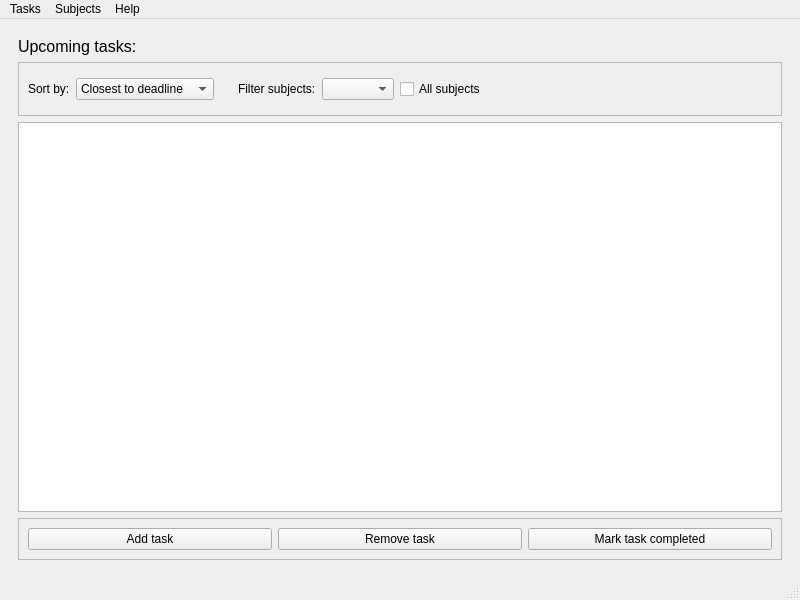
NewGuy103/task-todos, file pyside6_ui/main.ui: the form before one commit.
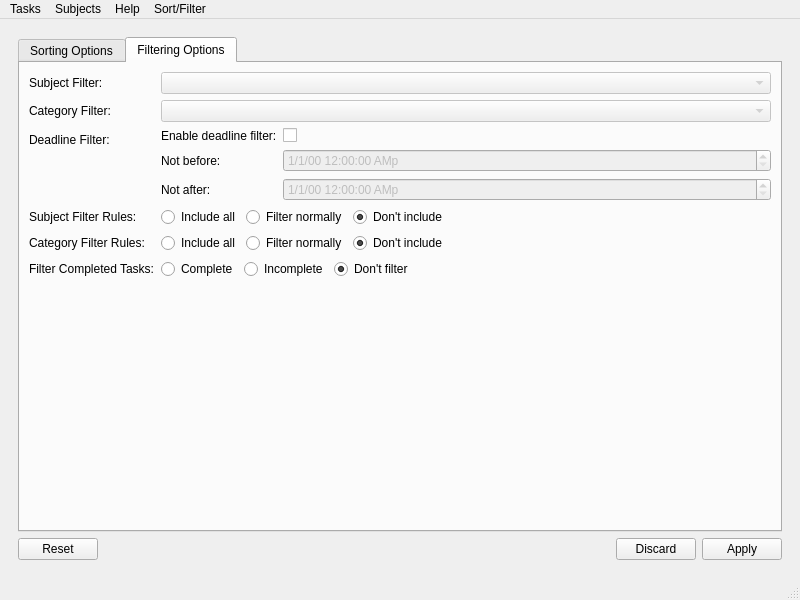
The form after the commit. Icons and pictures are not drawn.

Commit message: Improve sorting/filtering functionality and implement categories

What changed in the file:
```diff
--- a/pyside6_ui/main.ui
+++ b/pyside6_ui/main.ui
@@ -18,7 +18,7 @@
     <item>
      <widget class="QStackedWidget" name="mainStackedWidget">
       <property name="currentIndex">
-       <number>0</number>
+       <number>1</number>
       </property>
       <widget class="QWidget" name="mainPage">
        <layout class="QVBoxLayout" name="verticalLayout_2">
@@ -34,126 +34,6 @@
           </property>
          </widget>
         </item>
-        <item>
-         <widget class="QFrame" name="sortAndFilterFrame">
-          <property name="frameShape">
-           <enum>QFrame::Shape::StyledPanel</enum>
-          </property>
-          <property name="frameShadow">
-           <enum>QFrame::Shadow::Raised</enum>
-          </property>
-          <layout class="QHBoxLayout" name="horizontalLayout_2">
-           <property name="leftMargin">
-            <number>0</number>
-           </property>
-           <property name="topMargin">
-            <number>6</number>
-           </property>
-           <property name="rightMargin">
-            <number>0</number>
-           </property>
-           <property name="bottomMargin">
-            <number>6</number>
-           </property>
-           <item>
-            <widget class="QWidget" name="sortByWidget" native="true">
-             <layout class="QHBoxLayout" name="horizontalLayout_3">
-              <item>
-               <widget class="QLabel" name="sortByLabel">
-                <property name="sizePolicy">
-                 <sizepolicy hsizetype="Maximum" vsizetype="Preferred">
-                  <horstretch>0</horstretch>
-                  <verstretch>0</verstretch>
-                 </sizepolicy>
-                </property>
-                <property name="text">
-                 <string>Sort by:</string>
-                </property>
-               </widget>
-              </item>
-              <item>
-               <widget class="QComboBox" name="sortByComboBox">
-                <property name="sizePolicy">
-                 <sizepolicy hsizetype="Maximum" vsizetype="Fixed">
-                  <horstretch>0</horstretch>
-                  <verstretch>0</verstretch>
-                 </sizepolicy>
-                </property>
-                <item>
-                 <property name="text">
-                  <string>Closest to deadline</string>
-                 </property>
-                </item>
-                <item>
-                 <property name="text">
-                  <string>Farthest to deadline</string>
-                 </property>
-                </item>
-                <item>
-                 <property name="text">
-                  <string>Subjects - A-Z</string>
-                 </property>
-                </item>
-               </widget>
-              </item>
-             </layout>
-            </widget>
-           </item>
-           <item>
-            <widget class="QWidget" name="filterBySubjectWidget" native="true">
-             <layout class="QHBoxLayout" name="horizontalLayout_4">
-              <item>
-               <widget class="QLabel" name="filterBySubjectLabel">
-                <property name="sizePolicy">
-                 <sizepolicy hsizetype="Maximum" vsizetype="Preferred">
-                  <horstretch>0</horstretch>
-                  <verstretch>0</verstretch>
-                 </sizepolicy>
-                </property>
-                <property name="text">
-                 <string>Filter subjects:</string>
-                </property>
-               </widget>
-              </item>
-              <item>
-               <widget class="QComboBox" name="filterBySubjectComboBox">
-                <property name="sizePolicy">
-                 <sizepolicy hsizetype="Maximum" vsizetype="Fixed">
-                  <horstretch>0</horstretch>
-                  <verstretch>0</verstretch>
-                 </sizepolicy>
-                </property>
-                <property name="sizeAdjustPolicy">
-                 <enum>QComboBox::SizeAdjustPolicy::AdjustToContents</enum>
-                </property>
-               </widget>
-              </item>
-              <item>
-               <widget class="QCheckBox" name="filterByAllSubjectsCheckBox">
-                <property name="text">
-                 <string>All subjects</string>
-                </property>
-               </widget>
-              </item>
-             </layout>
-            </widget>
-           </item>
-           <item>
-            <spacer name="horizontalSpacer">
-             <property name="orientation">
-              <enum>Qt::Orientation::Horizontal</enum>
-             </property>
-             <property name="sizeHint" stdset="0">
-              <size>
-               <width>40</width>
-               <height>20</height>
-              </size>
-             </property>
-            </spacer>
-           </item>
-          </layout>
-         </widget>
-        </item>
         <item>
          <widget class="QTableView" name="tasksTableView">
           <property name="selectionMode">
@@ -214,6 +94,376 @@
         </item>
        </layout>
       </widget>
+      <widget class="QWidget" name="sortingRulesPage">
+       <layout class="QVBoxLayout" name="verticalLayout_3">
+        <item>
+         <widget class="QTabWidget" name="sortAndFilterTabWidget">
+          <property name="currentIndex">
+           <number>1</number>
+          </property>
+          <widget class="QWidget" name="sortingTab">
+           <attribute name="title">
+            <string>Sorting Options</string>
+           </attribute>
+           <layout class="QHBoxLayout" name="horizontalLayout_2">
+            <item>
+             <layout class="QFormLayout" name="sortOptionFormLayout">
+              <item row="0" column="0">
+               <widget class="QLabel" name="sortingModeLabel">
+                <property name="text">
+                 <string>Sorting Mode:</string>
+                </property>
+               </widget>
+              </item>
+              <item row="0" column="1">
+               <widget class="QComboBox" name="sortingModeComboBox">
+                <item>
+                 <property name="text">
+                  <string>Don't sort</string>
+                 </property>
+                </item>
+                <item>
+                 <property name="text">
+                  <string>Deadline</string>
+                 </property>
+                </item>
+                <item>
+                 <property name="text">
+                  <string>Alphabetical</string>
+                 </property>
+                </item>
+               </widget>
+              </item>
+              <item row="1" column="0">
+               <widget class="QLabel" name="sortingOptionLabel">
+                <property name="text">
+                 <string>Sorting Option:</string>
+                </property>
+               </widget>
+              </item>
+              <item row="1" column="1">
+               <widget class="QComboBox" name="sortingOptionComboBox">
+                <property name="enabled">
+                 <bool>false</bool>
+                </property>
+               </widget>
+              </item>
+             </layout>
+            </item>
+           </layout>
+          </widget>
+          <widget class="QWidget" name="filterRules">
+           <attribute name="title">
+            <string>Filtering Options</string>
+           </attribute>
+           <layout class="QVBoxLayout" name="verticalLayout_4">
+            <item>
+             <layout class="QFormLayout" name="filterOptionsFormLayout">
+              <item row="0" column="0">
+               <widget class="QLabel" name="subjectFilterLabel">
+                <property name="text">
+                 <string>Subject Filter:</string>
+                </property>
+               </widget>
+              </item>
+              <item row="0" column="1">
+               <widget class="QComboBox" name="subjectFilterComboBox">
+                <property name="enabled">
+                 <bool>false</bool>
+                </property>
+               </widget>
+              </item>
+              <item row="1" column="0">
+               <widget class="QLabel" name="categoryFilterLabel">
+                <property name="text">
+                 <string>Category Filter:</string>
+                </property>
+               </widget>
+              </item>
+              <item row="1" column="1">
+               <widget class="QComboBox" name="categoryFilterComboBox">
+                <property name="enabled">
+                 <bool>false</bool>
+                </property>
+               </widget>
+              </item>
+              <item row="2" column="0">
+               <widget class="QLabel" name="deadlineFilterLabel">
+                <property name="text">
+                 <string>Deadline Filter:</string>
+                </property>
+               </widget>
+              </item>
+              <item row="2" column="1">
+               <widget class="QWidget" name="deadlineFilterWidget" native="true">
+                <layout class="QVBoxLayout" name="verticalLayout_5">
+                 <property name="leftMargin">
+                  <number>0</number>
+                 </property>
+                 <property name="topMargin">
+                  <number>0</number>
+                 </property>
+                 <property name="rightMargin">
+                  <number>0</number>
+                 </property>
+                 <property name="bottomMargin">
+                  <number>0</number>
+                 </property>
+                 <item>
+                  <layout class="QFormLayout" name="formLayout">
+                   <item row="1" column="0">
+                    <widget class="QLabel" name="notBeforeDeadlineLabel">
+                     <property name="text">
+                      <string>Not before:</string>
+                     </property>
+                    </widget>
+                   </item>
+                   <item row="1" column="1">
+                    <widget class="QDateTimeEdit" name="notBeforeDeadlineDateTimeEdit">
+                     <property name="enabled">
+                      <bool>false</bool>
+                     </property>
+                     <property name="displayFormat">
+                      <string>M/d/yy h:mm:ss Ap</string>
+                     </property>
+                    </widget>
+                   </item>
+                   <item row="2" column="0">
+                    <widget class="QLabel" name="notAfterDeadlineLabel">
+                     <property name="text">
+                      <string>Not after:</string>
+                     </property>
+                    </widget>
+                   </item>
+                   <item row="2" column="1">
+                    <widget class="QDateTimeEdit" name="notAfterDeadlineDateTimeEdit">
+                     <property name="enabled">
+                      <bool>false</bool>
+                     </property>
+                     <property name="displayFormat">
+                      <string>M/d/yy h:mm:ss Ap</string>
+                     </property>
+                    </widget>
+                   </item>
+                   <item row="0" column="0">
+                    <widget class="QLabel" name="enableDeadlineFilterLabel">
+                     <property name="text">
+                      <string>Enable deadline filter:</string>
+                     </property>
+                    </widget>
+                   </item>
+                   <item row="0" column="1">
+                    <widget class="QCheckBox" name="enableDeadlineFilterCheckBox"/>
+                   </item>
+                  </layout>
+                 </item>
+                </layout>
+               </widget>
+              </item>
+              <item row="3" column="0">
+               <widget class="QLabel" name="subjectFilterRulesLabel">
+                <property name="text">
+                 <string>Subject Filter Rules:</string>
+                </property>
+               </widget>
+              </item>
+              <item row="3" column="1">
+               <widget class="QWidget" name="subjectFilterRulesWidget" native="true">
+                <layout class="QHBoxLayout" name="horizontalLayout_4">
+                 <property name="leftMargin">
+                  <number>0</number>
+                 </property>
+                 <property name="topMargin">
+                  <number>0</number>
+                 </property>
+                 <property name="rightMargin">
+                  <number>0</number>
+                 </property>
+                 <property name="bottomMargin">
+                  <number>0</number>
+                 </property>
+                 <item>
+                  <widget class="QRadioButton" name="subjectFilterIncludeAllRadioButton">
+                   <property name="text">
+                    <string>Include all</string>
+                   </property>
+                  </widget>
+                 </item>
+                 <item>
+                  <widget class="QRadioButton" name="subjectFilterRulesFilterNormallyRadioButton">
+                   <property name="text">
+                    <string>Filter normally</string>
+                   </property>
+                  </widget>
+                 </item>
+                 <item>
+                  <widget class="QRadioButton" name="subjectFilterRulesDontIncludeRadioButton">
+                   <property name="text">
+                    <string>Don't include</string>
+                   </property>
+                   <property name="checked">
+                    <bool>true</bool>
+                   </property>
+                  </widget>
+                 </item>
+                 <item>
+                  <spacer name="horizontalSpacer_2">
+                   <property name="orientation">
+                    <enum>Qt::Orientation::Horizontal</enum>
+                   </property>
+                   <property name="sizeHint" stdset="0">
+                    <size>
+                     <width>40</width>
+                     <height>20</height>
+                    </size>
+                   </property>
+                  </spacer>
+                 </item>
+                </layout>
+               </widget>
+              </item>
+              <item row="4" column="0">
+               <widget class="QLabel" name="categoryFilterRulesLabel">
+                <property name="text">
+                 <string>Category Filter Rules:</string>
+                </property>
+               </widget>
+              </item>
+              <item row="4" column="1">
+               <widget class="QWidget" name="categoryFilterRulesWidget" native="true">
+                <layout class="QHBoxLayout" name="horizontalLayout_5">
+                 <property name="leftMargin">
+                  <number>0</number>
+                 </property>
+                 <property name="topMargin">
+                  <number>0</number>
+                 </property>
+                 <property name="rightMargin">
+                  <number>0</number>
+                 </property>
+                 <property name="bottomMargin">
+                  <number>0</number>
+                 </property>
+                 <item>
+                  <widget class="QRadioButton" name="categoryFilterRulesIncludeAllRadioButton">
+                   <property name="text">
+                    <string>Include all</string>
+                   </property>
+                  </widget>
+                 </item>
+                 <item>
+                  <widget class="QRadioButton" name="categoryFilterRulesFilterNormallyRadioButton">
+                   <property name="text">
+                    <string>Filter normally</string>
+                   </property>
+                  </widget>
+                 </item>
+                 <item>
+                  <widget class="QRadioButton" name="categoryFilterRulesDontIncludeRadioButton">
+                   <property name="text">
+                    <string>Don't include</string>
+                   </property>
+                   <property name="checked">
+                    <bool>true</bool>
+                   </property>
+                  </widget>
+                 </item>
+                 <item>
+                  <spacer name="horizontalSpacer_3">
+                   <property name="orientation">
+                    <enum>Qt::Orientation::Horizontal</enum>
+                   </property>
+                   <property name="sizeHint" stdset="0">
+                    <size>
+                     <width>40</width>
+                     <height>20</height>
+                    </size>
+                   </property>
+                  </spacer>
+                 </item>
+                </layout>
+               </widget>
+              </item>
+              <item row="5" column="0">
+               <widget class="QLabel" name="completedTasksLabel">
+                <property name="text">
+                 <string>Filter Completed Tasks:</string>
+                </property>
+               </widget>
+              </item>
+              <item row="5" column="1">
+               <widget class="QWidget" name="completedTasksWidget" native="true">
+                <layout class="QHBoxLayout" name="horizontalLayout_3">
+                 <property name="leftMargin">
+                  <number>0</number>
+                 </property>
+                 <property name="topMargin">
+                  <number>0</number>
+                 </property>
+                 <property name="rightMargin">
+                  <number>0</number>
+                 </property>
+                 <property name="bottomMargin">
+                  <number>0</number>
+                 </property>
+                 <item>
+                  <widget class="QRadioButton" name="filterCompletedTasksCompleteRadioButton">
+                   <property name="text">
+                    <string>Complete</string>
+                   </property>
+                  </widget>
+                 </item>
+                 <item>
+                  <widget class="QRadioButton" name="filterCompletedTasksIncompleteRadioButton">
+                   <property name="text">
+                    <string>Incomplete</string>
+                   </property>
+                  </widget>
+                 </item>
+                 <item>
+                  <widget class="QRadioButton" name="filterCompletedTasksDontFilterRadioButton">
+                   <property name="text">
+                    <string>Don't filter</string>
+                   </property>
+                   <property name="checked">
+                    <bool>true</bool>
+                   </property>
+                  </widget>
+                 </item>
+                 <item>
+                  <spacer name="horizontalSpacer_4">
+                   <property name="orientation">
+                    <enum>Qt::Orientation::Horizontal</enum>
+                   </property>
+                   <property name="sizeHint" stdset="0">
+                    <size>
+                     <width>317</width>
+                     <height>20</height>
+                    </size>
+                   </property>
+                  </spacer>
+                 </item>
+                </layout>
+               </widget>
+              </item>
+             </layout>
+            </item>
+           </layout>
+          </widget>
+         </widget>
+        </item>
+        <item>
+         <widget class="QDialogButtonBox" name="sortAndFilterButtonBox">
+          <property name="standardButtons">
+           <set>QDialogButtonBox::StandardButton::Apply|QDialogButtonBox::StandardButton::Discard|QDialogButtonBox::StandardButton::Reset</set>
+          </property>
+          <property name="centerButtons">
+           <bool>false</bool>
+          </property>
+         </widget>
+        </item>
+       </layout>
+      </widget>
      </widget>
     </item>
    </layout>
@@ -250,9 +500,17 @@
     <addaction name="actionHow_to_use"/>
     <addaction name="actionSource_code"/>
    </widget>
+   <widget class="QMenu" name="menuSort_Filter">
+    <property name="title">
+     <string>Sort/Filter</string>
+    </property>
+    <addaction name="actionSorting_options"/>
+    <addaction name="actionFiltering_options"/>
+   </widget>
    <addaction name="menuDeadlines"/>
    <addaction name="menuSubject"/>
    <addaction name="menuHelp"/>
+   <addaction name="menuSort_Filter"/>
   </widget>
   <widget class="QStatusBar" name="statusbar"/>
   <action name="actionAdd_task">
```
Left out of the diff: 147 changed lines with no effect on the pictures. The commit also changes 12 other files.
